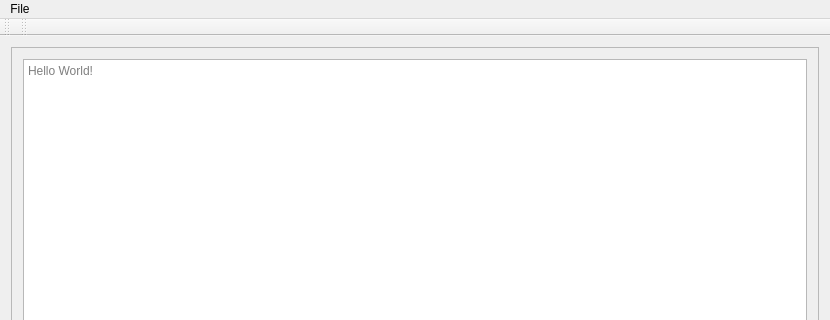
Qt form mainwindow.ui (Varzhak-Vitebsk/TextEditor) before a commit; both pictures show x 0 to 830 and y 0 to 320 of the 830 by 558 pixel window.
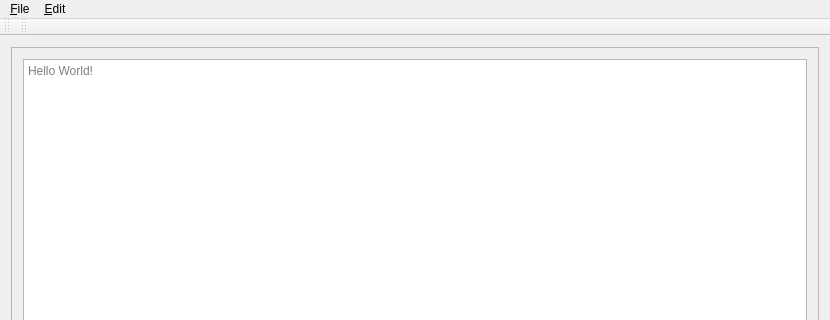
The same form after that commit.

What changed in the file:
```diff
--- a/mainwindow.ui
+++ b/mainwindow.ui
@@ -77,8 +77,16 @@
     <bool>false</bool>
    </property>
    <widget class="QMenu" name="menuFile">
+    <property name="font">
+     <font>
+      <pointsize>10</pointsize>
+     </font>
+    </property>
+    <property name="tearOffEnabled">
+     <bool>false</bool>
+    </property>
     <property name="title">
-     <string>File</string>
+     <string>&amp;File</string>
     </property>
     <addaction name="actionOpen"/>
     <addaction name="actionSave"/>
@@ -86,7 +94,14 @@
     <addaction name="separator"/>
     <addaction name="actionExit"/>
    </widget>
+   <widget class="QMenu" name="menu_Edit">
+    <property name="title">
+     <string>&amp;Edit</string>
+    </property>
+    <addaction name="action_Remove_C_C_comments"/>
+   </widget>
    <addaction name="menuFile"/>
+   <addaction name="menu_Edit"/>
   </widget>
   <widget class="QToolBar" name="mainToolBar">
    <attribute name="toolBarArea">
```
Left out of the diff: 39 changed lines with no effect on the pictures.
